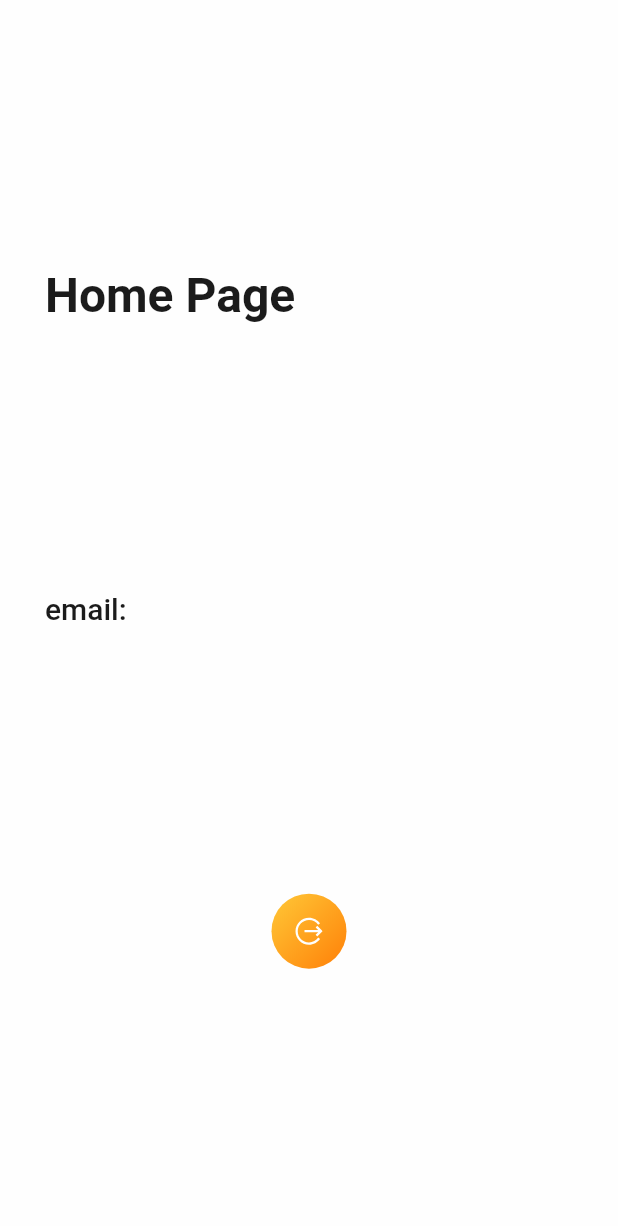
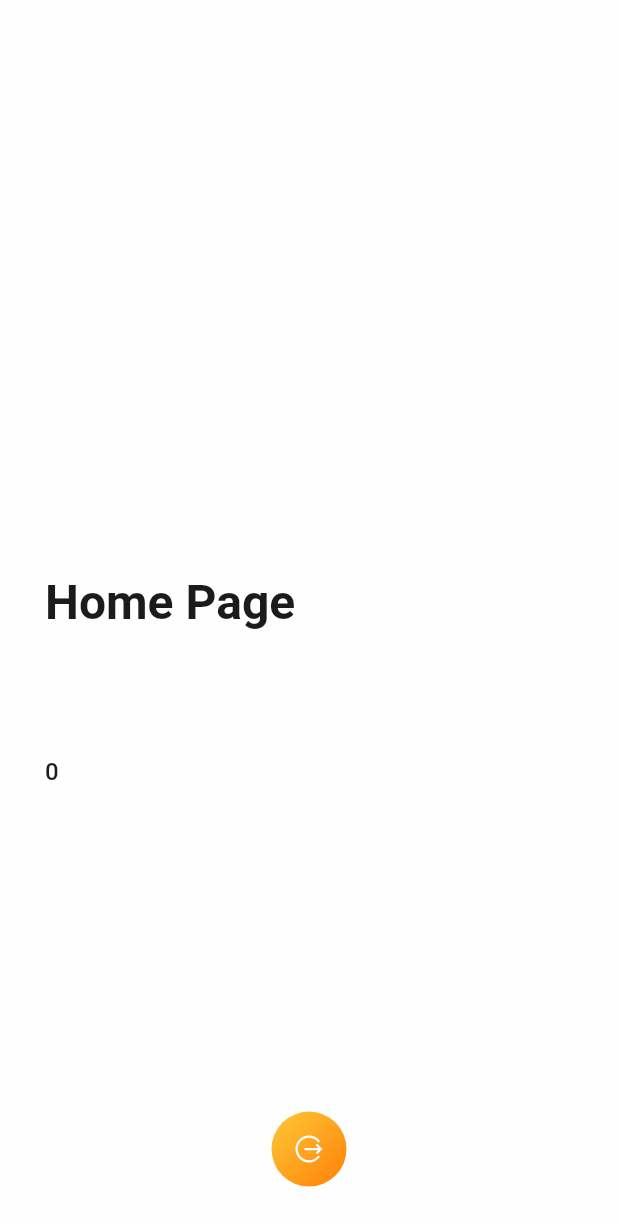
Before and after one commit to ajay963/auth_flow, a Flutter app: the screen it shows once a user with an empty profile is signed in, on a phone screen of 412 x 824 dp. Shown: the top 1226 px of the screen. Run offline on Flutter 3.47's test engine with Material 2 defaults, Android fonts, the phone set to English and light mode, and no system bars; our stand-ins replace cloud_firestore, firebase_auth, firebase_core, google_fonts, google_sign_in, line_icons; accounts and stored records are empty.

Commit message:
firestore

```diff
--- a/lib/model/user_model.dart
+++ b/lib/model/user_model.dart
@@ -1,13 +1,37 @@
+import 'dart:convert';
+
 class UserData {
   final String uid;
   final String email;
+  final String name;
   final String imageUrl;
   final int phoneNo;
 
-  UserData(
-    this.imageUrl,
-    this.phoneNo, {
+  UserData({
+    required this.name,
     required this.uid,
     required this.email,
+    required this.imageUrl,
+    required this.phoneNo,
   });
+
+  Map<String, dynamic> toMap() {
+    return {
+      'uid': uid,
+      'email': email,
+      'name': name,
+      'imageUrl': imageUrl,
+      'phoneNo': phoneNo,
+    };
+  }
+
+  factory UserData.fromJson(Map<String, dynamic> json) {
+    return UserData(
+        name: json["name"],
+        uid: json["uid"],
+        email: json["email"],
+        imageUrl: json["imageUrl"],
+        phoneNo: json["phoneNo"] as int);
+  }
+  String toJson() => json.encode(toMap());
 }
--- a/lib/services/firestore_services.dart
+++ b/lib/services/firestore_services.dart
@@ -1,18 +1,31 @@
+import 'package:auth_flow/model/user_model.dart';
 import 'package:cloud_firestore/cloud_firestore.dart';
 
 class FirestoreServices {
   addUserInfo(
-      {required String email, required name, required String phoneNo}) async {
-    CollectionReference feedsCollection = FirebaseFirestore.instance
-        .collection('userinfo')
-        .doc()
-        .collection(email);
-    Map<String, dynamic> userData = {
-      "userName": name,
-      "userEmail": email,
-      "phoneNo": phoneNo,
-    };
+      {required String uid,
+      required String imageUrl,
+      required String email,
+      required name,
+      required int phoneNo}) async {
+    var userInfo = FirebaseFirestore.instance.collection('userinfo').doc(email);
 
-    await feedsCollection.add(userData);
+    final userData = UserData(
+        name: name,
+        uid: uid,
+        email: email,
+        imageUrl: imageUrl,
+        phoneNo: phoneNo);
+
+    await userInfo.set(userData.toMap());
+  }
+
+  Future<UserData?> getUserInfo({required String email}) async {
+    CollectionReference userInfo =
+        FirebaseFirestore.instance.collection('userinfo');
+
+    var snapshot = await userInfo.doc(email).get();
+
+    return UserData.fromJson(snapshot.data() as Map<String, dynamic>);
   }
 }
--- a/lib/theme.dart
+++ b/lib/theme.dart
@@ -24,7 +24,7 @@ class AppThemes {
       bodyLarge: TextStyle(
           fontFamily: GoogleFonts.roboto().fontFamily,
           fontStyle: GoogleFonts.roboto().fontStyle,
-          fontSize: 20,
+          fontSize: 16,
           color: const Color(0xff1b1b1b)),
       bodyMedium: TextStyle(
           fontFamily: GoogleFonts.roboto().fontFamily,
--- a/lib/view/home.dart
+++ b/lib/view/home.dart
@@ -1,16 +1,34 @@
+import 'package:auth_flow/model/user_model.dart';
+import 'package:auth_flow/services/firestore_services.dart';
+
+import 'package:flutter/material.dart';
+import 'package:provider/provider.dart';
+import 'package:line_icons/line_icons.dart';
 import 'package:auth_flow/widgets/buttons.dart';
-import 'package:flutter/material.dart';
-import 'package:line_icons/line_icons.dart';
-import 'package:provider/provider.dart';
+import 'package:auth_flow/services/auth_services.dart';
 
-import '../services/auth_services.dart';
-
-class HomePage extends StatelessWidget {
+class HomePage extends StatefulWidget {
   final String email;
   const HomePage({
     Key? key,
     required this.email,
   }) : super(key: key);
+
+  @override
+  State<HomePage> createState() => _HomePageState();
+}
+
+class _HomePageState extends State<HomePage> {
+  UserData? _userData;
+  @override
+  void initState() {
+    gettingUserInfo();
+    super.initState();
+  }
+
+  void gettingUserInfo() async {
+    _userData = await FirestoreServices().getUserInfo(email: widget.email);
+  }
 
   @override
   Widget build(BuildContext context) {
@@ -25,27 +43,39 @@ class HomePage extends StatelessWidget {
       child: SizedBox(
         height: height,
         child: Column(
-            mainAxisAlignment: MainAxisAlignment.spaceEvenly,
+          mainAxisAlignment: MainAxisAlignment.end,
           crossAxisAlignment: CrossAxisAlignment.start,
           children: [
             Text(
               'Home Page',
               style: txtTheme.displayMedium,
             ),
+            SizedBox(height: height * 0.04),
             Text(
-                'email: $email',
+              _userData?.email ?? 'data not available',
               style: txtTheme.bodyLarge,
             ),
+            SizedBox(height: height * 0.04),
+            Text(
+              _userData?.phoneNo.toString() ?? 'data not available',
+              style: txtTheme.bodyLarge,
+            ),
+            SizedBox(height: height * 0.04),
+            Text(
+              _userData?.name ?? 'data not available',
+              style: txtTheme.bodyLarge,
+            ),
+            SizedBox(height: height * 0.2),
             Center(
               child: CircularButton(
                   icon: LineIcons.alternateSignOut,
                   radius: 50,
                   onTap: () => authService.signOut()),
             ),
+            SizedBox(height: height * 0.04),
           ],
         ),
       ),
-      ),
-    );
+    ));
   }
 }
```
Also changed, not shown: lib/view/signup.dart (+15 -1 lines). Lines whose indentation alone changed are shown as unchanged.
